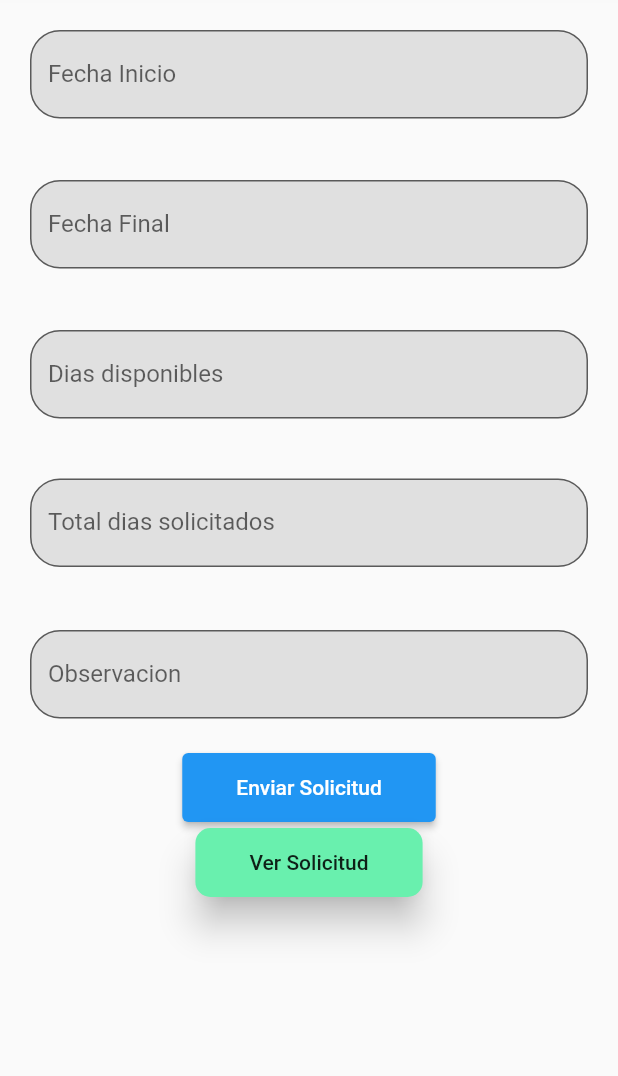
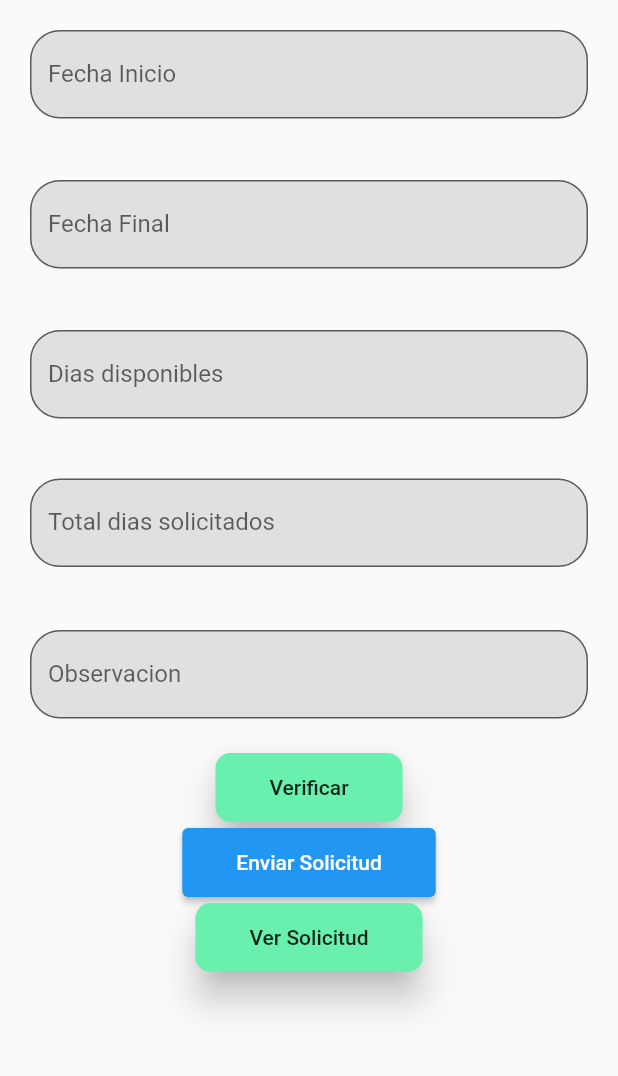
Before and after one commit to eddymaniaxd/Flutter_RRHH, a Flutter app: the VacacionVista screen opened by its route, after a tap on "Enviar Solicitud", on a phone screen of 412 x 824 dp, the part 108-1184 px from its top. Run offline on Flutter 3.47's test engine with Material 2 defaults, Android fonts, the phone set to English and light mode, and no system bars; network calls fail.

Commit message:
verificar dias y registrar vacaciones

```diff
--- a/lib/askvacacion.dart
+++ b/lib/askvacacion.dart
@@ -1,14 +1,18 @@
+import 'dart:convert';
+
 import 'package:flutter/material.dart';
 import 'package:rrhh/Drawer/widget_drawer.dart';
 import 'package:rrhh/models/vacaciones.dart';
 import 'package:rrhh/services/vacaciones_service.dart';
 import 'package:http/http.dart' as http;
+
 class VacacionVista extends StatefulWidget {
   @override
   _VacacionVistaState createState() => _VacacionVistaState();
 }
 
 class _VacacionVistaState extends State<VacacionVista> {
+  var empleado_id = "124";
   TextEditingController controllerFini = new TextEditingController();
   TextEditingController controllerFin = new TextEditingController();
   TextEditingController controllerObs = new TextEditingController();
@@ -17,22 +21,37 @@ class VacacionVista extends StatefulWidget {
   TextEditingController controllerDiasolic = new TextEditingController();
 
   //DateTime _dateTime[12,12];
-  var totdias ='';
-void diassoli() async{
-var url = Uri.parse('http://127.0.0.1:8000/api/vacaciones/dias-vacaciones');
+  var totdias = '';
+  void diasSolicitados() async {
+    var fechaIni = controllerFini.text;
+    var fechaFin = controllerFin.text;
+    var url = Uri.parse(
+        'http://127.0.0.1:80/rrhh/public/api/vacaciones/dias-vacaciones?fecha_ini=' +
+            fechaIni +
+            '&fecha_fin=' +
+            fechaFin);
     var response = await http.get(url);
-var body = response;
-print(body);
+    //var data = json.decode(response.body);
+    controllerDiasolic.text = response.body;
+  }
 
+  void diasDisponibles() async {
+    var url = Uri.parse(
+        'http://localhost/rrhh/public/api/vacaciones/dias?empleado_id=' +
+            empleado_id);
+    var response = await http.get(url);
+    var data = json.decode(response.body);
+    var dias_vacaciones = data["dias_vacaciones"];
+    var dias_aprobados = data["dias_aprobados"];
+    var dias_diponibles = dias_vacaciones - dias_aprobados;
+    controllerDiasdispo.text = dias_diponibles.toString();
+  }
 
-
-
-}
   @override
   Widget build(BuildContext context) {
     return SafeArea(
-      child: Scaffold(appBar:
-      AppBar(
+      child: Scaffold(
+        appBar: AppBar(
           title: Text('Please Fill The Form'),
         ),
         body: Column(
@@ -54,8 +73,11 @@ print(body);
             SizedBox(
               height: 2.0,
             ),
-
             _obsertextfield(),
+            SizedBox(
+              height: 2.0,
+            ),
+            _bottomSVerificar(),
             SizedBox(
               height: 2.0,
             ),
@@ -63,7 +85,6 @@ print(body);
             SizedBox(
               height: 2.0,
             ),
-
             _bottomSVerSolic(),
             SizedBox(
               height: 2.0,
@@ -79,31 +100,30 @@ print(body);
     return StreamBuilder(
         // ignore: non_constant_identifier_names
         builder: (BuildContext context, AsyncSnapshot) {
-        return Container (
+      return Container(
           padding: EdgeInsets.all(20),
           child: TextFormField(
-            controller: controllerFini ,
+            controller: controllerFini,
             decoration: InputDecoration(
               labelText: 'Fecha Inicio',
-              border: OutlineInputBorder(borderRadius: BorderRadius.circular(20)),
+              border:
+                  OutlineInputBorder(borderRadius: BorderRadius.circular(20)),
               fillColor: Colors.grey[300],
               filled: true,
               //hintText: "Ingresa fecha final vacacional"
             ),
-          )
-          );
+          ));
     });
-
   }
 
   Widget _fechafintextfield() {
     return StreamBuilder(
         // ignore: non_constant_identifier_names
         builder: (BuildContext context, AsyncSnapshot) {
-        return Container (
+      return Container(
         padding: EdgeInsets.all(20),
         child: TextFormField(
-            controller: controllerFin ,
+          controller: controllerFin,
           decoration: InputDecoration(
             labelText: 'Fecha Final',
             border: OutlineInputBorder(borderRadius: BorderRadius.circular(20)),
@@ -111,76 +131,73 @@ print(body);
             filled: true,
             //hintText: "Ingresa fecha final vacacional"
           ),
-          )
+        ),
       );
-
     });
   }
+
   Widget _diasdispontextfield() {
     return StreamBuilder(
         // ignore: non_constant_identifier_names
         builder: (BuildContext context, AsyncSnapshot) {
-        return Container (
+      return Container(
           padding: EdgeInsets.all(20),
           child: TextFormField(
-            controller: controllerDiasolic ,
+            controller: controllerDiasdispo,
             decoration: InputDecoration(
                 labelText: 'Dias disponibles',
-              border: OutlineInputBorder(borderRadius: BorderRadius.circular(20)),
+                border:
+                    OutlineInputBorder(borderRadius: BorderRadius.circular(20)),
                 fillColor: Colors.grey[300],
                 filled: true,
-              hintText: "Ingresa fecha final vacacional"
-            ),
-          )
-        );
+                hintText: "Ingresa fecha final vacacional"),
+          ));
     });
   }
+
   Widget _totaldiassoltextfield() {
     return StreamBuilder(
         // ignore: non_constant_identifier_names
         builder: (BuildContext context, AsyncSnapshot) {
-        return Container (
+      return Container(
           padding: EdgeInsets.all(20),
           child: TextFormField(
-            controller: controllerDiasolic ,
+            controller: controllerDiasolic,
             decoration: InputDecoration(
               labelText: 'Total dias solicitados',
-              border: OutlineInputBorder(borderRadius: BorderRadius.circular(20)),
+              border:
+                  OutlineInputBorder(borderRadius: BorderRadius.circular(20)),
               fillColor: Colors.grey[300],
               filled: true,
               //hintText: "Ingresa fecha final vacacional"
             ),
-          )
-        );
+          ));
     });
-
-
   }
 
   Widget _obsertextfield() {
     return StreamBuilder(
         // ignore: non_constant_identifier_names
         builder: (BuildContext context, AsyncSnapshot) {
-        return Container (
+      return Container(
           padding: EdgeInsets.all(20),
           child: TextFormField(
-            controller: controllerObs ,
+            controller: controllerObs,
             decoration: InputDecoration(
               labelText: 'Observacion',
-              border: OutlineInputBorder(borderRadius: BorderRadius.circular(20)),
+              border:
+                  OutlineInputBorder(borderRadius: BorderRadius.circular(20)),
               fillColor: Colors.grey[300],
               filled: true,
               //hintText: "Ingresa fecha final vacacional"
             ),
-          )
-        );
+          ));
     });
-
   }
 
-
-String mensaje ="";
-  Widget _bottomSoli() { //Agregar boton para mostrar vacaciones_solicitudes
+  String mensaje = "";
+  Widget _bottomSoli() {
+    //Agregar boton para mostrar vacaciones_solicitudes
     return StreamBuilder(
         builder: (BuildContext context, AsyncSnapshot snapshot) {
       return ElevatedButton(
@@ -188,28 +205,33 @@ String mensaje ="";
             padding: EdgeInsets.symmetric(horizontal: 20.0, vertical: 15.0),
             child: Text('Enviar Solicitud'),
           ),
-        onPressed: () async{
-
-          Vacacion vacacion = new Vacacion (
+          onPressed: () async {
+            Vacacion vacacion = new Vacacion(
               fechaIni: controllerFini.text,
-            fechaFin: controllerFin.text ,
-            observacion:  controllerObs.text, );
-
-          bool estado = await new VacacionesService().solivacacion(vacacion);
-          if (estado){
-            Navigator.pushNamed(context, '/dashboard'); //agregar vista listado solicitud (routes)
-          }else {
+              fechaFin: controllerFin.text,
+              observacion: controllerObs.text,
+              empleado_id: empleado_id,
+            );
+            var dias_diponibles = int.parse(controllerDiasdispo.text);
+            var dias_solicitados = int.parse(controllerDiasolic.text);
+            if (dias_diponibles >= dias_solicitados) {
+              bool estado =
+                  await new VacacionesService().solivacacion(vacacion);
+              if (estado) {
+                Navigator.pushNamed(context,'/dashboard'); //agregar vista listado solicitud (routes)
+              } else {
                 setState(() {
                   mensaje = "Error!";
                 });
               }
+            } else {/// alert, mensaje que diga "los dias solicitados es mayor a los dias que disponibles de vacaciones"
 
+            }
           });
     });
   }
 
-Widget  _bottomSVerSolic() {
-
+  Widget _bottomSVerSolic() {
     return StreamBuilder(
         builder: (BuildContext context, AsyncSnapshot snapshot) {
       // ignore: deprecated_member_use
@@ -218,18 +240,33 @@ Widget  _bottomSVerSolic() {
             padding: EdgeInsets.symmetric(horizontal: 20.0, vertical: 15.0),
             child: Text('Ver Solicitud'),
           ),
-
-          shape: RoundedRectangleBorder(
-          borderRadius: BorderRadius.circular(10)),
+          shape:
+              RoundedRectangleBorder(borderRadius: BorderRadius.circular(10)),
           elevation: 10.0,
           color: Colors.greenAccent,
           onPressed: () {
-          diassoli();
             Navigator.pushNamed(context, '/listadosolicitud');
           });
     });
   }
 
-
-
+  Widget _bottomSVerificar() {
+    return StreamBuilder(
+        builder: (BuildContext context, AsyncSnapshot snapshot) {
+      // ignore: deprecated_member_use
+      return RaisedButton(
+          child: Container(
+            padding: EdgeInsets.symmetric(horizontal: 20.0, vertical: 15.0),
+            child: Text('Verificar'),
+          ),
+          shape:
+              RoundedRectangleBorder(borderRadius: BorderRadius.circular(10)),
+          elevation: 10.0,
+          color: Colors.greenAccent,
+          onPressed: () {
+            diasDisponibles();
+            diasSolicitados();
+          });
+    });
   }
+}
--- a/lib/main.dart
+++ b/lib/main.dart
@@ -50,15 +50,14 @@ class _LoginPageState extends State<LoginPage> {
     //Llamada post/request a nuestra api  para autentificar su logeo
     print(controllerUserEmp.text);
     print(controllerPass.text);
-    var url = Uri.parse('http://127.0.0.1:8000/api/autentificar');
+    var url = Uri.parse('http://127.0.0.1:80/rrhh/public/api/autentificar');
 
     var response = await http.post(url,
         headers: {'Content-Type': 'application/json'},
         body: json.encode(
             {'login': controllerUserEmp.text, 'pass': controllerPass.text}));
 
-    var datauserEmp = json
-        .decode(response.body); //La consulta de la api, la almacena en response
+    var datauserEmp = json.decode(response.body); //La consulta de la api, la almacena en response
     //var id = datauserEmp['id'];
 
     //await FlutterSession().set('id',id);
--- a/lib/models/vacaciones.dart
+++ b/lib/models/vacaciones.dart
@@ -15,26 +15,26 @@ class Vacacion {
         required this.fechaIni,
         required this.fechaFin,
         required this.observacion,
-      //  required this.empleadoId,
+        required this.empleado_id
     });
 
     final String fechaIni;
     final String fechaFin;
     final String observacion;
-    //final String empleadoId;
+    final String empleado_id;
 
 
     factory Vacacion.fromMap(Map<String, dynamic> json) => Vacacion(
         fechaIni: json["fecha_ini"],
         fechaFin: json["fecha_fin"],
         observacion: json["observacion"],
-        //empleadoId: json["empleado_id"],
+        empleado_id: json["empleado_id"],
     );
 
     Map<String, dynamic> toMap() => {
         "fecha_ini": fechaIni,
         "fecha_fin": fechaFin,
         "observacion": observacion,
-//        "empleado_id": empleadoId,
+        "empleado_id": empleado_id,
     };
 }
--- a/lib/services/vacaciones_service.dart
+++ b/lib/services/vacaciones_service.dart
@@ -5,7 +5,7 @@ import 'package:rrhh/models/vacaciones.dart';
 
 class VacacionesService {
   Future<bool> solivacacion(Vacacion vacacion) async {
-    final url = 'http://127.0.0.1:8000/api/vacaciones/solicitud';
+    final url = 'http://localhost/rrhh/public/api/vacaciones/solicitud';
     var vac = vacacionToMap(vacacion);
     final response = await http.post(Uri.parse(url),
     body: vac,
```
Lines whose indentation alone changed are shown as unchanged.
